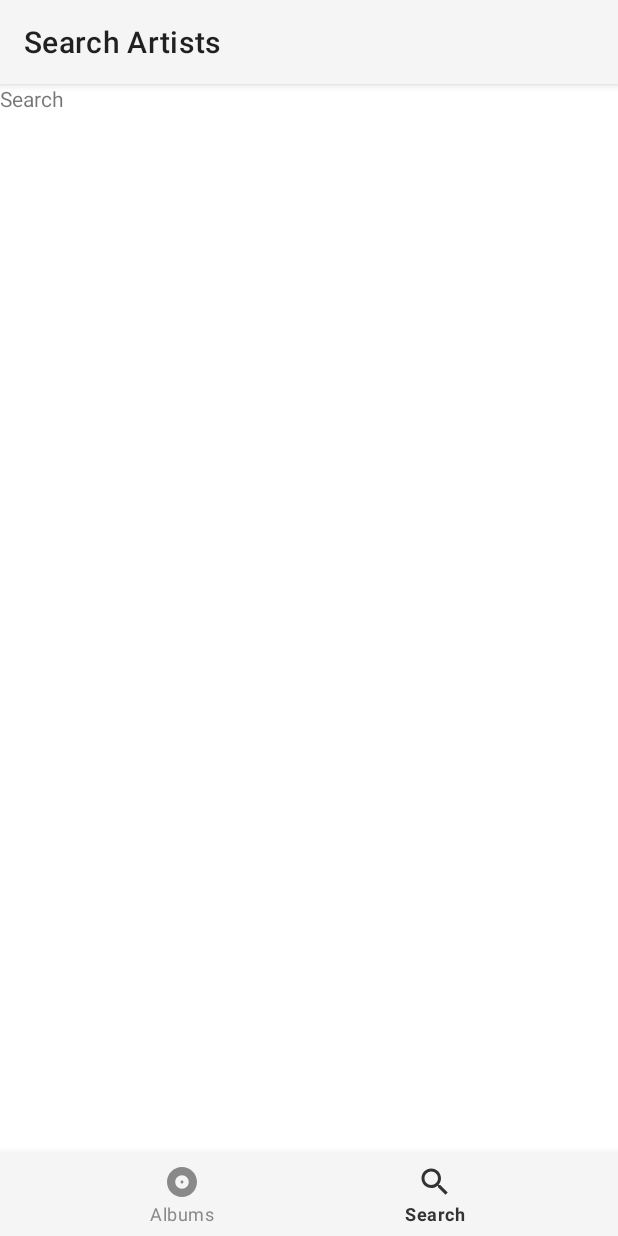
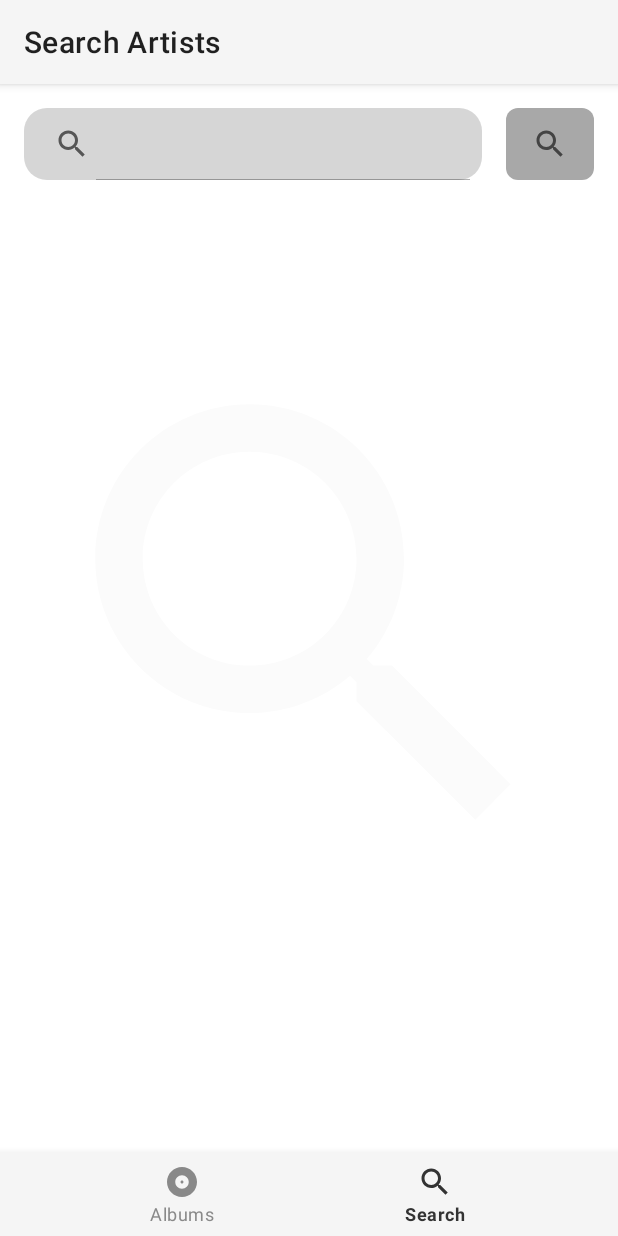
Before and after one commit to ericmuench/AppsFactoryTestTask, an Android app: the SearchArtistFragment screen opened through its navigation route, on a phone screen of 412 x 824 dp. Run offline under Robolectric (Android 15) with nearby library versions, the phone set to English and light mode, and no system bars; our stand-ins replace navigation-ui.

Commit message:
UI for Searching Artists (first implementation)

```diff
--- /dev/null
+++ b/app/src/main/res/drawable-night/btn_background.xml
@@ -0,0 +1,19 @@
+<?xml version="1.0" encoding="utf-8"?>
+<shape xmlns:android="http://schemas.android.com/apk/res/android"
+    android:shape="rectangle">
+
+    <corners
+        android:bottomLeftRadius="8dp"
+        android:bottomRightRadius="8dp"
+        android:radius="8dp"
+        android:topLeftRadius="8dp"
+        android:topRightRadius="8dp" />
+
+    <solid android:color="@color/gray_500" />
+
+    <padding
+        android:bottom="0dp"
+        android:left="0dp"
+        android:right="0dp"
+        android:top="0dp" />
+</shape>
--- /dev/null
+++ b/app/src/main/res/drawable-night/searchview_background.xml
@@ -0,0 +1,24 @@
+<?xml version="1.0" encoding="utf-8"?>
+<shape xmlns:android="http://schemas.android.com/apk/res/android"
+    android:shape="rectangle">
+
+    <corners
+        android:bottomLeftRadius="15dp"
+        android:bottomRightRadius="15dp"
+        android:radius="60dp"
+        android:topLeftRadius="15dp"
+        android:topRightRadius="15dp" />
+
+    <solid android:color="@color/gray_500" />
+
+    <padding
+        android:bottom="0dp"
+        android:left="0dp"
+        android:right="0dp"
+        android:top="0dp" />
+
+    <size
+        android:height="48dp"
+        android:width="270dp" />
+
+</shape>
--- /dev/null
+++ b/app/src/main/res/drawable/btn_background.xml
@@ -0,0 +1,19 @@
+<?xml version="1.0" encoding="utf-8"?>
+<shape xmlns:android="http://schemas.android.com/apk/res/android"
+    android:shape="rectangle">
+
+    <corners
+        android:bottomLeftRadius="8dp"
+        android:bottomRightRadius="8dp"
+        android:radius="8dp"
+        android:topLeftRadius="8dp"
+        android:topRightRadius="8dp" />
+
+    <solid android:color="@color/gray_200" />
+
+    <padding
+        android:bottom="0dp"
+        android:left="0dp"
+        android:right="0dp"
+        android:top="0dp" />
+</shape>
--- /dev/null
+++ b/app/src/main/res/drawable/searchview_background.xml
@@ -0,0 +1,24 @@
+<?xml version="1.0" encoding="utf-8"?>
+<shape xmlns:android="http://schemas.android.com/apk/res/android"
+    android:shape="rectangle">
+
+    <corners
+        android:bottomLeftRadius="15dp"
+        android:bottomRightRadius="15dp"
+        android:radius="60dp"
+        android:topLeftRadius="15dp"
+        android:topRightRadius="15dp" />
+
+    <solid android:color="@color/gray_100" />
+
+    <padding
+        android:bottom="0dp"
+        android:left="0dp"
+        android:right="0dp"
+        android:top="0dp" />
+
+    <size
+        android:height="48dp"
+        android:width="270dp" />
+
+</shape>
--- a/app/src/main/res/layout/fragment_search_artist.xml
+++ b/app/src/main/res/layout/fragment_search_artist.xml
@@ -1,14 +1,80 @@
 <?xml version="1.0" encoding="utf-8"?>
-<FrameLayout xmlns:android="http://schemas.android.com/apk/res/android"
+<androidx.constraintlayout.widget.ConstraintLayout xmlns:android="http://schemas.android.com/apk/res/android"
+    xmlns:app="http://schemas.android.com/apk/res-auto"
     xmlns:tools="http://schemas.android.com/tools"
     android:layout_width="match_parent"
     android:layout_height="match_parent"
     tools:context=".ui.albumsoverview.SearchArtistFragment">
 
-    <!-- TODO: Update blank fragment layout -->
-    <TextView
+    <androidx.appcompat.widget.SearchView
+        android:id="@+id/searchview_search_artist"
+        android:layout_width="0dp"
+        android:layout_height="wrap_content"
+        android:layout_marginStart="16dp"
+        android:layout_marginTop="16dp"
+        android:layout_marginEnd="8dp"
+        android:background="@drawable/searchview_background"
+        app:iconifiedByDefault="false"
+        app:layout_constraintEnd_toStartOf="@+id/guideline_searchbar_btn"
+        app:layout_constraintStart_toStartOf="parent"
+        app:layout_constraintTop_toTopOf="parent" />
+
+    <ImageButton
+        android:id="@+id/imgbtn_search_artist"
+        android:layout_width="0dp"
+        android:layout_height="0dp"
+        android:layout_marginStart="8dp"
+        android:layout_marginTop="16dp"
+        android:layout_marginEnd="16dp"
+        android:layout_marginBottom="16dp"
+        android:background="@drawable/btn_background"
+        android:clickable="true"
+        android:contentDescription="@string/search_artists"
+        android:focusable="true"
+        android:foreground="?attr/selectableItemBackgroundBorderless"
+        android:src="@drawable/ic_search"
+        app:layout_constraintBottom_toTopOf="@+id/recyclerview_search_artist"
+        app:layout_constraintEnd_toEndOf="parent"
+        app:layout_constraintStart_toStartOf="@+id/guideline_searchbar_btn"
+        app:layout_constraintTop_toTopOf="parent" />
+
+    <ImageView
+        android:alpha="0.03"
+        android:background="@android:color/transparent"
+        android:layout_width="0dp"
+        android:layout_height="0dp"
+        android:layout_marginStart="16dp"
+        android:layout_marginTop="16dp"
+        android:layout_marginEnd="16dp"
+        android:layout_marginBottom="16dp"
+        android:src="@drawable/ic_search"
+        app:layout_constraintBottom_toBottomOf="parent"
+        app:layout_constraintEnd_toEndOf="parent"
+        app:layout_constraintStart_toStartOf="parent"
+        app:layout_constraintTop_toTopOf="parent" />
+
+    <androidx.recyclerview.widget.RecyclerView
+        android:id="@+id/recyclerview_search_artist"
         android:layout_width="match_parent"
-        android:layout_height="match_parent"
-        android:text="@string/search" />
+        android:layout_height="0dp"
+        android:layout_marginStart="16dp"
+        android:layout_marginTop="16dp"
+        android:layout_marginEnd="16dp"
+        android:layout_marginBottom="16dp"
+        app:layout_constraintBottom_toBottomOf="parent"
+        app:layout_constraintEnd_toEndOf="parent"
+        app:layout_constraintStart_toStartOf="parent"
+        app:layout_constraintTop_toBottomOf="@+id/searchview_search_artist" />
 
-</FrameLayout>
+    <androidx.constraintlayout.widget.Guideline
+        android:id="@+id/guideline_searchbar_btn"
+        android:layout_width="wrap_content"
+        android:layout_height="wrap_content"
+        android:orientation="vertical"
+        app:layout_constraintGuide_percent="0.8"
+        app:layout_constraintStart_toStartOf="parent" />
+
+
+
+
+</androidx.constraintlayout.widget.ConstraintLayout>
--- a/app/src/main/res/values-night/themes.xml
+++ b/app/src/main/res/values-night/themes.xml
@@ -6,8 +6,8 @@
         <item name="colorPrimaryVariant">@color/gray_700</item>
         <item name="colorOnPrimary">@color/black</item>
         <!-- Secondary brand color. -->
-        <item name="colorSecondary">@color/teal_200</item>
-        <item name="colorSecondaryVariant">@color/teal_200</item>
+        <item name="colorSecondary">@color/gray_50</item>
+        <item name="colorSecondaryVariant">@color/gray_200</item>
         <item name="colorOnSecondary">@color/black</item>
         <!-- Status bar color. -->
         <item name="android:statusBarColor" tools:targetApi="l">@color/gray_700</item>
--- a/app/src/main/res/values/colors.xml
+++ b/app/src/main/res/values/colors.xml
@@ -12,5 +12,7 @@
     <color name="gray_600">#414141</color>
     <color name="gray_500">#5F5F5F</color>
     <color name="gray_300">#898989</color>
+    <color name="gray_200">#A8A8A8</color>
+    <color name="gray_100">#D6D6D6</color>
     <color name="gray_50">#F5F5F5</color>
 </resources>
--- a/app/src/main/res/values/themes.xml
+++ b/app/src/main/res/values/themes.xml
@@ -6,11 +6,12 @@
         <item name="colorPrimaryVariant">@color/white</item>
         <item name="colorOnPrimary">@color/white</item>
         <!-- Secondary brand color. -->
-        <item name="colorSecondary">@color/teal_200</item>
-        <item name="colorSecondaryVariant">@color/teal_700</item>
+        <item name="colorSecondary">@color/gray_300</item>
+        <item name="colorSecondaryVariant">@color/gray_500</item>
         <item name="colorOnSecondary">@color/white</item>
         <!-- Status bar color. -->
         <item name="android:statusBarColor" tools:targetApi="l">@color/gray_50</item>
+        <item name="android:windowLightStatusBar" tools:targetApi="m" >true</item>
         <!-- Customize your theme here. -->
         <item name="android:colorBackground">@color/white</item>
     </style>
```
Also changed, not shown: app/src/main/java/de/ericmuench/appsfactorytesttask/ui/main/MainActivity.kt (+10 -0 lines).
